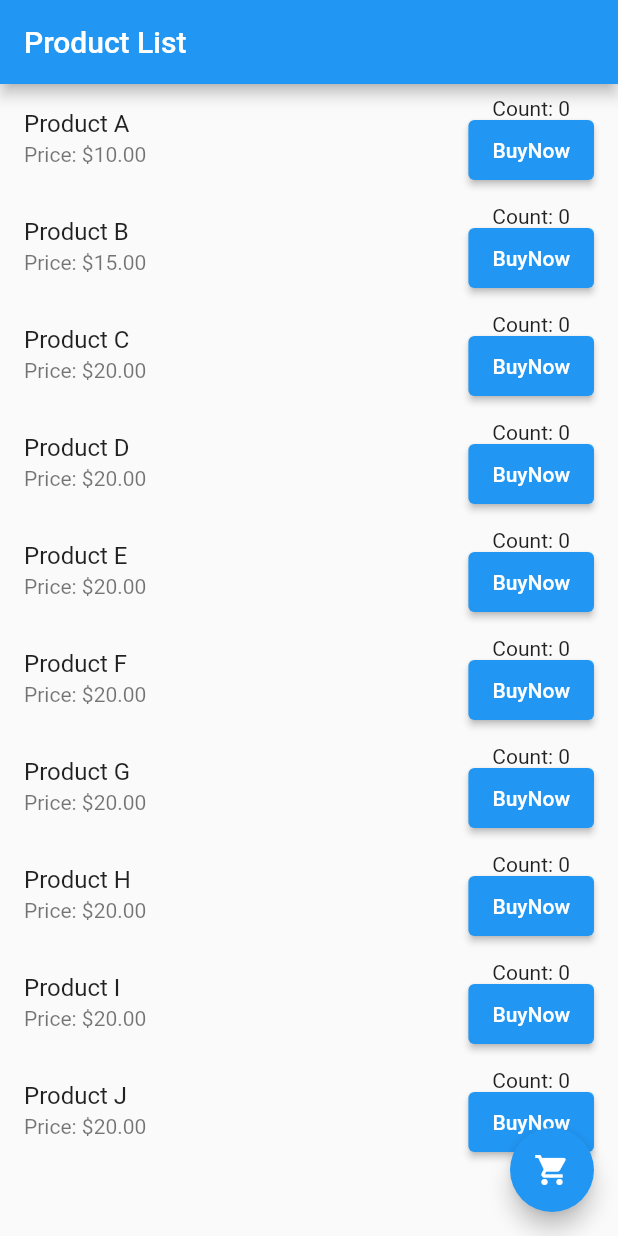
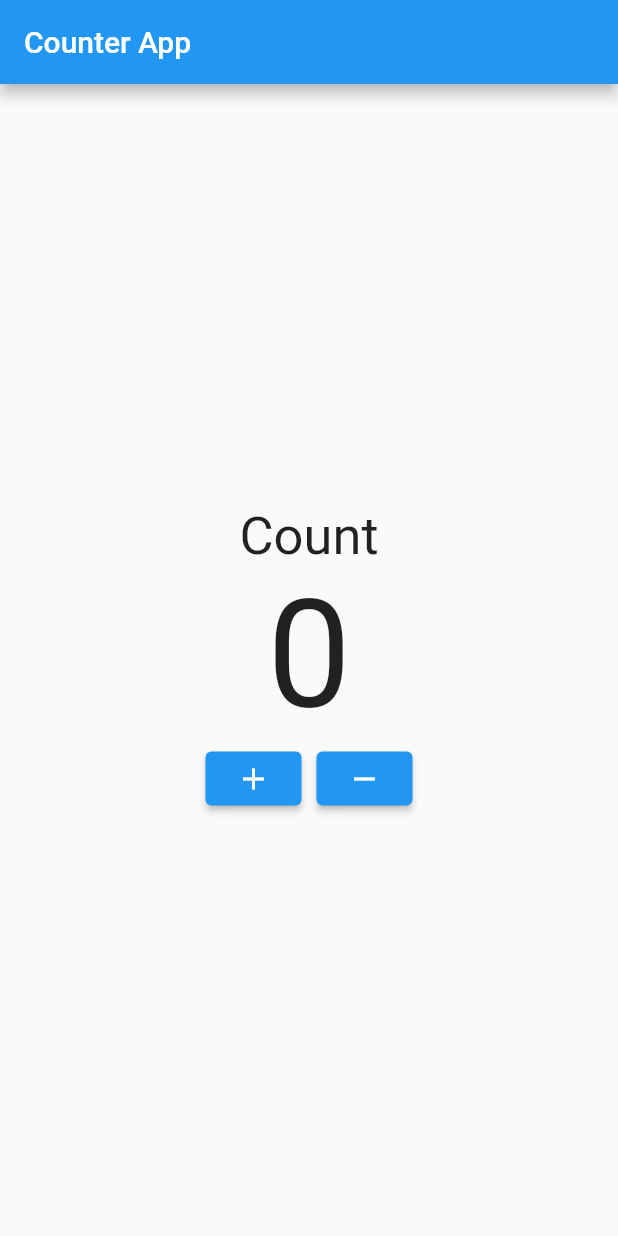
Before and after one commit to ahmedhossain29/flutter_practice, a Flutter app: the screen it shows after launch, on a phone screen of 412 x 824 dp. Run offline on Flutter 3.47's test engine with Material 2 defaults, Android fonts, the phone set to English and light mode, and no system bars.

```diff
--- a/lib/main.dart
+++ b/lib/main.dart
@@ -4,116 +4,80 @@ void main() {
   runApp(MyApp());
 }
 
-class Product {
-  final String name;
-  final double price;
-  int count = 0;
-
-  Product(this.name, this.price);
-}
-
 class MyApp extends StatelessWidget {
   @override
   Widget build(BuildContext context) {
     return MaterialApp(
-      home: ProductList(),
+      home: HomeScreen(),
     );
   }
 }
 
-class ProductList extends StatefulWidget {
+class HomeScreen extends StatefulWidget {
+  const HomeScreen({super.key});
+
   @override
-  _ProductListState createState() => _ProductListState();
+  State<HomeScreen> createState() => _HomeScreenState();
 }
 
-class _ProductListState extends State<ProductList> {
+class _HomeScreenState extends State<HomeScreen> {
+  int _count =0;
+  void _incrementCount() {
+      setState(() {
+      _count++;
+      _checkAndShowDialog();
+    });
+  }
+  void _decrementCount() {
+    setState(() {
+      if (_count > 0) {
+        _count--;
+        _checkAndShowDialog();
+      }
+    });
+  }
 
-
-  List<Product> products = [
-    Product('Product A', 10.0),
-    Product('Product B', 15.0),
-    Product('Product C', 20.0),
-    Product('Product D', 20.0),
-    Product('Product E', 20.0),
-    Product('Product F', 20.0),
-    Product('Product G', 20.0),
-    Product('Product H', 20.0),
-    Product('Product I', 20.0),
-    Product('Product J', 20.0),
-  ];
+  void _checkAndShowDialog() {
+    if (_count >= 5) {
+      showDialog(
+        context: context,
+        builder: (BuildContext context) {
+          return AlertDialog(
+            title: Text("Button pressed $_count times."),
+            actions: <Widget>[
+              TextButton(
+                child: Text("Close"),
+                onPressed: () {
+                  Navigator.of(context).pop();
+                },
+              ),
+            ],
+          );
+        },
+      );
+    }
+  }
 
   @override
   Widget build(BuildContext context) {
     return Scaffold(
-      floatingActionButton: FloatingActionButton(
-        onPressed: (){
-          Navigator.push(
-            context,
-            MaterialPageRoute(builder: (context) => CartPage(products)),
-          );
+      appBar: AppBar(title: Text("Counter App"),),
+      body: Column(
+        mainAxisAlignment: MainAxisAlignment.center,
 
-        },
-        child: Icon(Icons.shopping_cart),
-      ),
-      appBar: AppBar(
-        title: Text('Product List'),
-      ),
-      body: ListView.builder(
-        itemCount: products.length,
-        itemBuilder: (BuildContext context, int index) {
-          final product = products[index];
-          return ListTile(
-            title: Text(product.name),
-            subtitle: Text('Price: \$${product.price.toStringAsFixed(2)}'),
-            trailing: Column(
-              children: [
-                Text('Count: ${product.count}'),
-                Expanded(
-                  child: ElevatedButton(onPressed: (){
-                    product.count++;
-                    if(product.count==5){
-
-                      showDialog(context: context, builder: (BuildContext context){
-                        return AlertDialog(
-                          title: Text("Congratulation"),
-                          content: Text("You Buy ${product.name}"),
-                        );
-                      });
-                    }
-                    setState(() {
-
-                    });
-
-                  }, child: Text("BuyNow")),
-                )
-              ],
-            ),
-          );
-        },
+        children: [
+          Text("Count",style: TextStyle(fontSize: 35),),
+          Text('$_count',style: TextStyle(fontSize: 100),),
+        Row(
+          mainAxisAlignment: MainAxisAlignment.center,
+          children: [
+            ElevatedButton(onPressed: _incrementCount, child: Icon(Icons.add)),
+            SizedBox(width: 10,),
+            ElevatedButton(onPressed: _decrementCount, child: Icon(Icons.remove)),
+          ],
+        )
+        ],
       ),
     );
   }
 }
-class CartPage extends StatelessWidget {
-  final List<Product> products;
-
-  CartPage(this.products);
-
-  int getTotalPurchases() {
-    return products.where((product) => product.count >=5).length;
-  }
-  @override
-  Widget build(BuildContext context) {
-    return Scaffold(
-      appBar: AppBar(
-        title: Text('Cart'),
-      ),
-      body: Center(
-        child: Text(
-          'Total Products Bought: ${getTotalPurchases()}',
-          style: TextStyle(fontSize: 24),
-        ),
-      ),
-    );
-  }
-}
```
